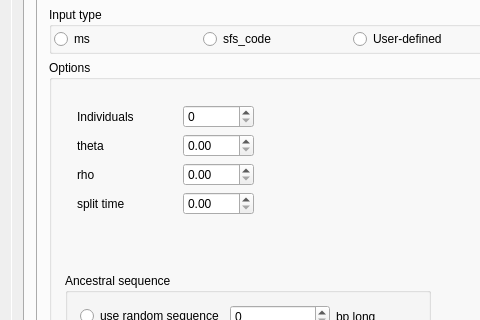
Before: the Qt Designer form source/GUI/mainwindow.ui in brunonevado/Pipeliner, drawn with Qt 5; both pictures show x 0 to 480 and y 147 to 467 of the 850 by 700 pixel window.
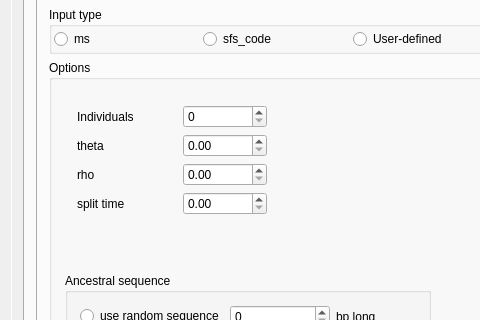
After: the same form once the commit is applied. The open tabs and pages were chosen to show the change. Icons and pictures are not drawn.

Diff of the .ui file:
```diff
--- a/source/GUI/mainwindow.ui
+++ b/source/GUI/mainwindow.ui
@@ -258,7 +258,7 @@
                                  <string>&lt;html&gt;&lt;head/&gt;&lt;body&gt;&lt;p&gt;How many diploid indivduals to simulate&lt;/p&gt;&lt;/body&gt;&lt;/html&gt;</string>
                                 </property>
                                 <property name="maximum">
-                                 <number>1000</number>
+                                 <number>100000</number>
                                 </property>
                                </widget>
                               </item>
@@ -285,7 +285,7 @@
                                  <string>&lt;html&gt;&lt;head/&gt;&lt;body&gt;&lt;p&gt;mutation parameter for ms.&lt;/p&gt;&lt;p&gt;&lt;span style=&quot; font-style:italic;&quot;&gt;4 x µ x sequence_length&lt;/span&gt;&lt;/p&gt;&lt;/body&gt;&lt;/html&gt;</string>
                                 </property>
                                 <property name="maximum">
-                                 <double>1000.000000000000000</double>
+                                 <double>100000.000000000000000</double>
                                 </property>
                                </widget>
                               </item>
@@ -312,7 +312,7 @@
                                  <string>&lt;html&gt;&lt;head/&gt;&lt;body&gt;&lt;p&gt;recombination parameter for ms.&lt;/p&gt;&lt;p&gt;&lt;span style=&quot; font-style:italic;&quot;&gt;4 x r x sequence_length&lt;/span&gt;&lt;/p&gt;&lt;/body&gt;&lt;/html&gt;</string>
                                 </property>
                                 <property name="maximum">
-                                 <double>1000.000000000000000</double>
+                                 <double>100000.000000000000000</double>
                                 </property>
                                </widget>
                               </item>
@@ -339,7 +339,7 @@
                                  <string>&lt;html&gt;&lt;head/&gt;&lt;body&gt;&lt;p&gt;Time of splitting between population and reference. Leave blank to simulate reference from same population.&lt;/p&gt;&lt;p&gt;&lt;span style=&quot; font-style:italic;&quot;&gt;number_generations / (4 x Ne)&lt;/span&gt;&lt;/p&gt;&lt;/body&gt;&lt;/html&gt;</string>
                                 </property>
                                 <property name="maximum">
-                                 <double>1000.000000000000000</double>
+                                 <double>100000.000000000000000</double>
                                 </property>
                                </widget>
                               </item>
```
Left out of the diff: 8 changed lines with no effect on the pictures.
